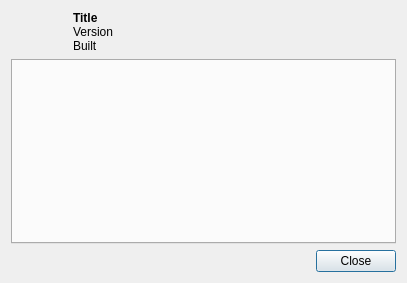
Old version of the form src/app/aboutdialog.ui in the repository sendevent/yangl.
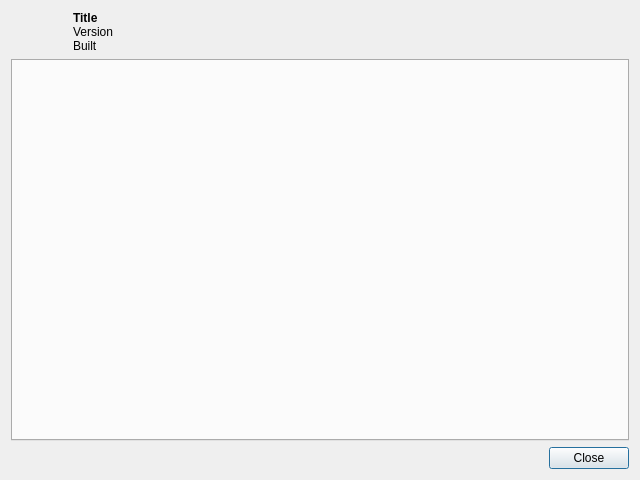
New version of the form. Icons and pictures are not drawn.

Commit message: Actualize the About dialog

```diff
--- a/src/app/aboutdialog.ui
+++ b/src/app/aboutdialog.ui
@@ -6,8 +6,8 @@
    <rect>
     <x>0</x>
     <y>0</y>
-    <width>407</width>
-    <height>283</height>
+    <width>640</width>
+    <height>480</height>
    </rect>
   </property>
   <property name="windowTitle">
```
Left out of the diff: 8 changed lines with no effect on the pictures. The commit also changes 3 other files.
